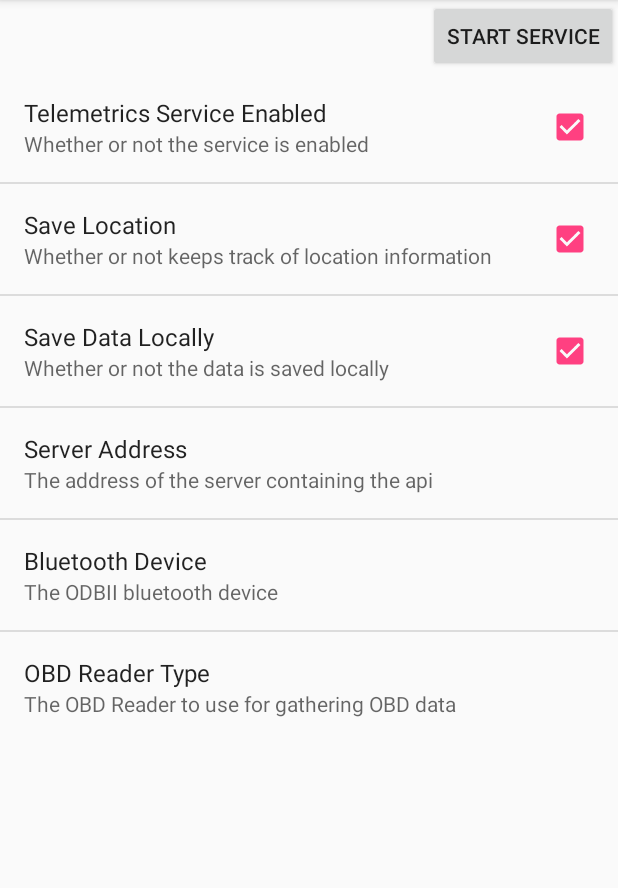
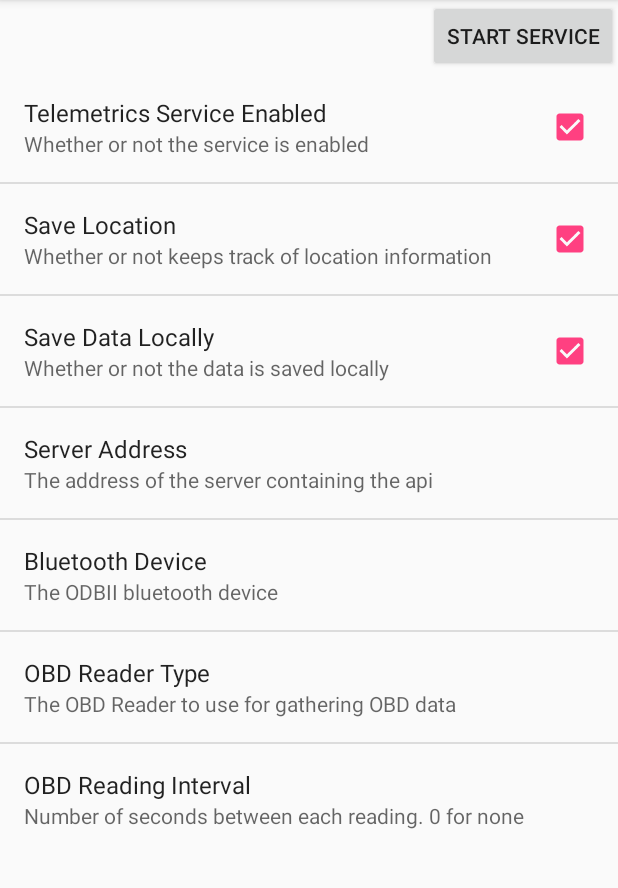
Before and after one commit to mwcaisse/CarTracker, an Android app: the fragment SettingsFragment placed in its activity, on a phone screen of 412 x 824 dp, the part 84-972 px from its top. Run offline under Robolectric (Android 15) with nearby library versions, the phone set to English and light mode, and no system bars.

Commit message:
Added a setting for OBD reading interval

```diff
--- a/CarTracker.Android/app/src/main/java/com/ricex/cartracker/android/service/task/OBDServiceTask.java
+++ b/CarTracker.Android/app/src/main/java/com/ricex/cartracker/android/service/task/OBDServiceTask.java
@@ -62,7 +62,7 @@ public class OBDServiceTask extends ServiceTask implements ServiceLogger {
     private static final String LOG_TAG = "ODBSERVICETASK";
 
     public OBDServiceTask(OBDService service, CarTrackerSettings settings) {
-        super(15);
+        super(settings.getODBReadingInterval());
         this.service = service;
         this.settings = settings;
         createReader();
--- a/CarTracker.Android/app/src/main/res/xml/preferences.xml
+++ b/CarTracker.Android/app/src/main/res/xml/preferences.xml
@@ -37,4 +37,12 @@
         android:summary="The OBD Reader to use for gathering OBD data"
         android:defaultValue="BLUETOOTH_READER" />
 
+    <EditTextPreference
+        android:key="pref_obdReadingInterval"
+        android:title="OBD Reading Interval"
+        android:summary="Number of seconds between each reading. 0 for none"
+        android:defaultValue="15.0"
+        android:inputType="numberDecimal" />
+
+
 </PreferenceScreen>
```
Also changed, not shown: CarTracker.Android/app/src/main/java/com/ricex/cartracker/android/service/task/ServiceTask.java (+4 -4 lines), CarTracker.Android/app/src/main/java/com/ricex/cartracker/android/settings/CarTrackerSettings.java (+15 -2 lines).
